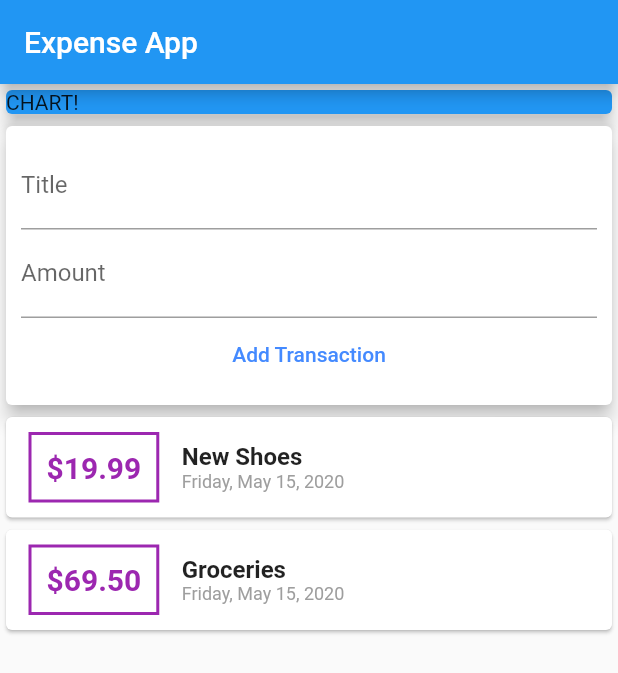
After one commit to jacobia21/ExpenseApp, a Flutter app: the screen it shows after launch, after a tap on "Add Transaction", on a phone screen of 412 x 824 dp. The commit adds this screen. Shown: the top 673 px of the screen. Run offline on Flutter 3.47's test engine with Material 2 defaults, Android fonts, the phone set to English and light mode, and no system bars.

Commit message:
added functionality to new transactions

```diff
--- /dev/null
+++ b/lib/widgets/new_transaction.dart
@@ -0,0 +1,53 @@
+import 'package:flutter/material.dart';
+
+class NewTransaction extends StatelessWidget {
+  final titleController = TextEditingController();
+  final amountController = TextEditingController();
+  final Function addTransaction;
+  NewTransaction(this.addTransaction);
+  void submitData() {
+    final enteredTitle = titleController.text;
+    final eneteredAmount = double.parse(amountController.text);
+    if (enteredTitle.isEmpty || eneteredAmount < 0) {
+      return;
+    }
+    addTransaction(
+      enteredTitle,
+      eneteredAmount,
+    );
+  }
+
+  @override
+  Widget build(BuildContext context) {
+    return Card(
+      elevation: 5,
+      child: Container(
+        padding: EdgeInsets.all(10),
+        child: Column(
+          children: <Widget>[
+            TextField(
+              decoration: InputDecoration(labelText: 'Title'),
+              // onChanged: (value) => titleInput = value,
+              controller: titleController,
+              onSubmitted: (_) => submitData(),
+            ),
+            TextField(
+              decoration: InputDecoration(labelText: 'Amount'),
+              // onChanged: (value) => amountInput = value,
+              controller: amountController,
+              keyboardType: TextInputType.numberWithOptions(
+                decimal: true,
+              ),
+              onSubmitted: (_) => submitData(),
+            ),
+            FlatButton(
+              child: Text('Add Transaction'),
+              onPressed: submitData,
+              textColor: Colors.blueAccent,
+            ),
+          ],
+        ),
+      ),
+    );
+  }
+}
--- /dev/null
+++ b/lib/widgets/transaction_list.dart
@@ -0,0 +1,66 @@
+import 'package:flutter/material.dart';
+import 'package:intl/intl.dart';
+
+import '../models/transaction.dart';
+
+class TransactionList extends StatelessWidget {
+  final List<Transaction> transactions;
+  TransactionList(this.transactions);
+  @override
+  Widget build(BuildContext context) {
+    return Container(
+      height: 500,
+      child: ListView.builder(
+        itemBuilder: (context, index) {
+          return Card(
+            child: Row(
+              children: <Widget>[
+                Container(
+                  margin: EdgeInsets.symmetric(
+                    vertical: 10,
+                    horizontal: 15,
+                  ),
+                  padding: EdgeInsets.all(10),
+                  decoration: BoxDecoration(
+                    border: Border.all(
+                      color: Colors.purple,
+                      width: 2,
+                    ),
+                  ),
+                  child: Text(
+                    '\$${transactions[index].amount.toStringAsFixed(2)}',
+                    style: TextStyle(
+                      fontWeight: FontWeight.bold,
+                      fontSize: 20,
+                      color: Colors.purple,
+                    ),
+                  ),
+                ),
+                Column(
+                  crossAxisAlignment: CrossAxisAlignment.start,
+                  children: <Widget>[
+                    Text(
+                      transactions[index].title,
+                      style: TextStyle(
+                        fontWeight: FontWeight.bold,
+                        fontSize: 16,
+                      ),
+                    ),
+                    Text(
+                      DateFormat.yMMMMEEEEd().format(transactions[index].date),
+                      style: TextStyle(
+                        fontSize: 12,
+                        color: Colors.grey,
+                      ),
+                    ),
+                  ],
+                ),
+              ],
+            ),
+          );
+        },
+        itemCount: transactions.length,
+      ),
+    );
+  }
+}
--- /dev/null
+++ b/lib/widgets/user_transactions.dart
@@ -0,0 +1,45 @@
+import 'package:flutter/material.dart';
+
+import '../widgets/transaction_list.dart';
+import '../widgets/new_transaction.dart';
+import '../models/transaction.dart';
+
+class UserTransactions extends StatefulWidget {
+  @override
+  _UserTransactionsState createState() => _UserTransactionsState();
+}
+
+class _UserTransactionsState extends State<UserTransactions> {
+  void _addTransaction(String title, double amount) {
+    final newTx = Transaction(
+        id: DateTime.now().toString(),
+        title: title,
+        amount: amount,
+        date: DateTime.now());
+    setState(() {
+      _userTransactions.add(newTx);
+    });
+  }
+
+  final List<Transaction> _userTransactions = [
+    Transaction(
+      id: 't1',
+      title: 'New Shoes',
+      amount: 19.99,
+      date: DateTime.now(),
+    ),
+    Transaction(
+      id: 't2',
+      title: 'Groceries',
+      amount: 69.50,
+      date: DateTime.now(),
+    ),
+  ];
+  @override
+  Widget build(BuildContext context) {
+    return Column(children: [
+      NewTransaction(_addTransaction),
+      TransactionList(_userTransactions),
+    ]);
+  }
+}
```
Also changed, not shown: lib/main.dart (+4 -94 lines), lib/models/transaction.dart (renamed from lib/transaction.dart).
